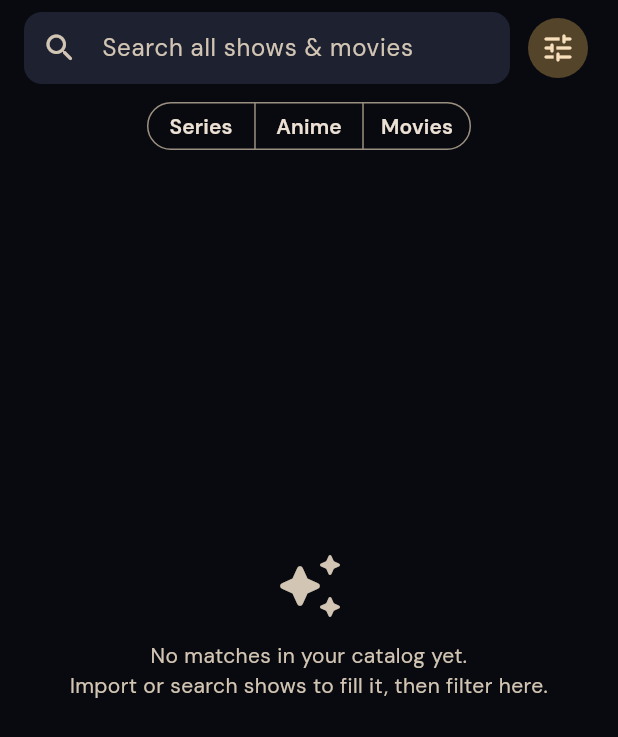
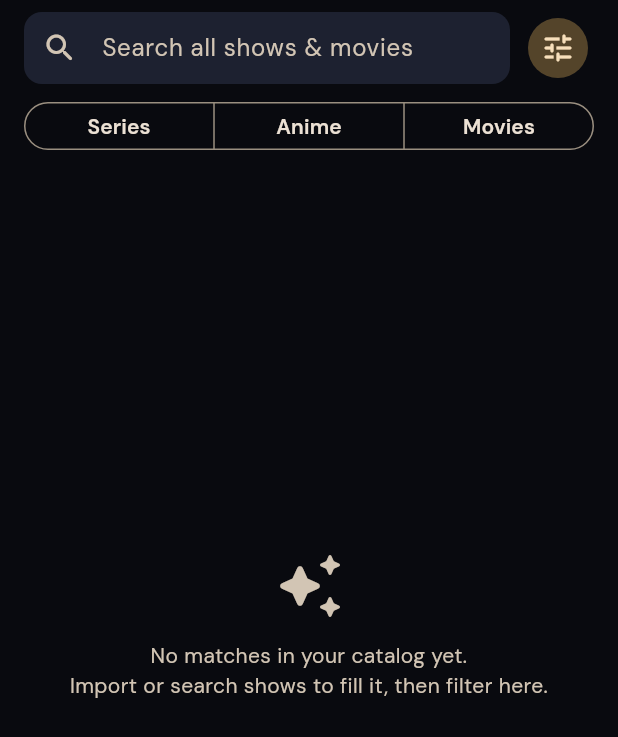
Before and after one commit to Shiranuit/Cinetrack, a Flutter app: the DiscoverScreen widget shown alone on an empty page, opened directly, after a tap on "Series", after a tap on "Anime", after a tap on "Movies", on a phone screen of 412 x 824 dp. Shown: the top 737 px of the screen. Run offline on Flutter 3.47's test engine with Material 3 defaults, Android fonts, the light colour scheme and no system bars; our stand-ins replace app_links, cached_network_image, device_info_plus, file_picker, flutter_localized_locales, flutter_secure_storage and 4 more; missing offline and left inert: dart:js_interop, world_countries; accounts and stored records are empty; network calls fail.

Commit message:
Fix the serie / anime / movie selector size

```diff
--- a/frontend/lib/screens/discover_screen.dart
+++ b/frontend/lib/screens/discover_screen.dart
@@ -162,8 +162,12 @@ class _DiscoverScreenState extends State<DiscoverScreen> {
           ),
         ),
         // Row 2: type toggles (no layout toggle here — that's Library-only).
+        // Stretched to full width so it lines up with the Library's filter bar.
         Padding(
           padding: const EdgeInsets.fromLTRB(Insets.lg, Insets.sm, Insets.lg, Insets.sm),
+          child: Row(
+            children: [
+              Expanded(
                 child: SegmentedButton<String>(
                   multiSelectionEnabled: true,
                   emptySelectionAllowed: true,
@@ -181,6 +185,9 @@ class _DiscoverScreenState extends State<DiscoverScreen> {
                     setState(() => _kinds = s);
                     _reload();
                   },
+                ),
+              ),
+            ],
           ),
         ),
         Expanded(
```
Lines whose indentation alone changed are shown as unchanged.
